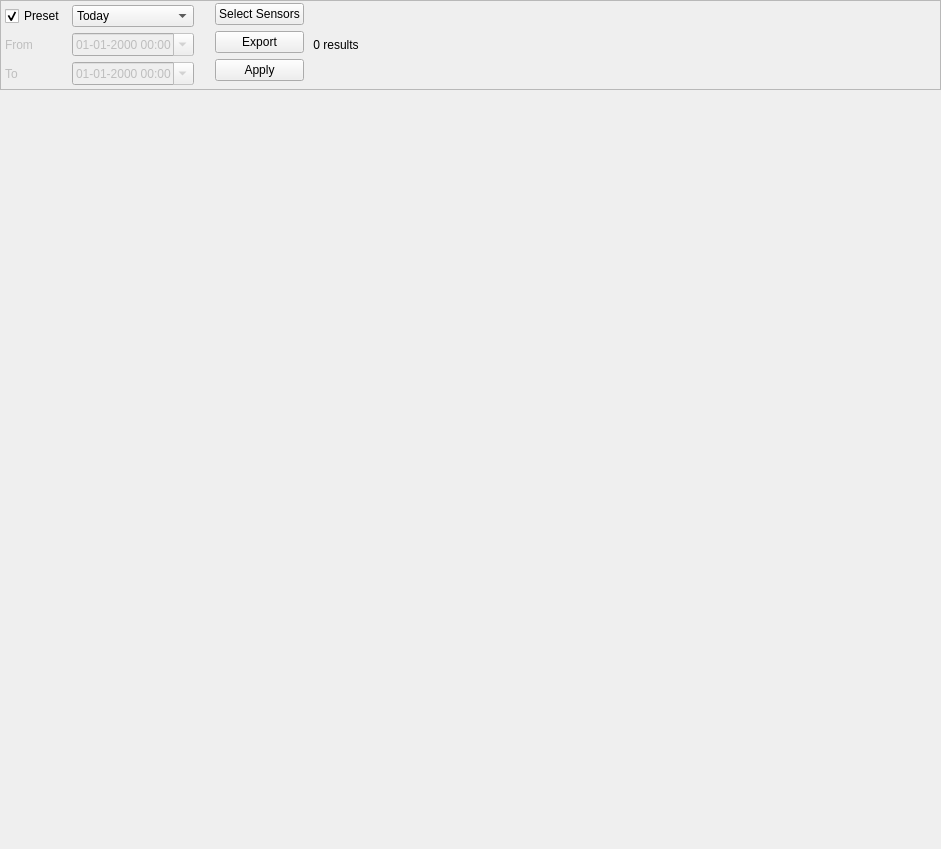
Old version of the form manager/src/PlotWidget.ui in the repository porkmarks/sense.
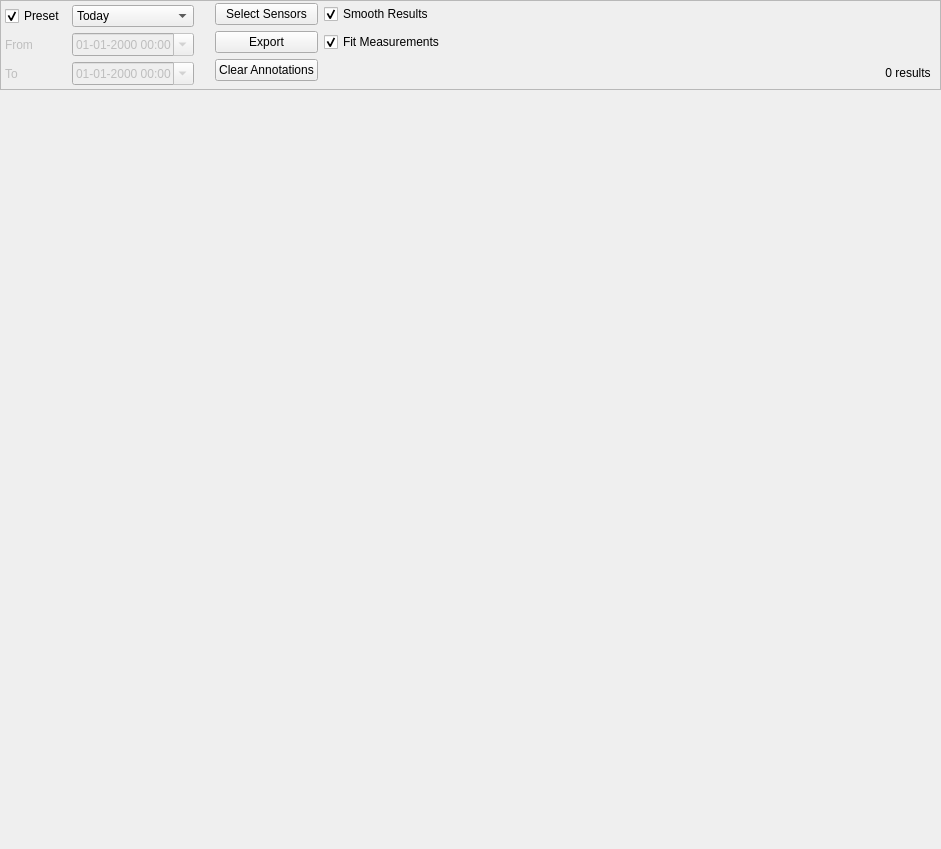
New version of the form. Icons and pictures are not drawn.

Patch:
```diff
--- a/manager/src/PlotWidget.ui
+++ b/manager/src/PlotWidget.ui
@@ -243,34 +243,10 @@
          <property name="bottomMargin">
           <number>2</number>
          </property>
-         <item row="5" column="1">
-          <spacer name="verticalSpacer_2">
-           <property name="orientation">
-            <enum>Qt::Vertical</enum>
-           </property>
-           <property name="sizeHint" stdset="0">
-            <size>
-             <width>0</width>
-             <height>0</height>
-            </size>
-           </property>
-          </spacer>
-         </item>
-         <item row="0" column="1">
-          <widget class="QPushButton" name="selectSensors">
-           <property name="text">
-            <string>Select Sensors</string>
-           </property>
-           <property name="icon">
-            <iconset resource="../res/res.qrc">
-             <normaloff>:/icons/ui/sensor.png</normaloff>:/icons/ui/sensor.png</iconset>
-           </property>
-          </widget>
-         </item>
          <item row="3" column="1">
           <widget class="QPushButton" name="apply">
            <property name="text">
-            <string>Apply</string>
+            <string>Clear Annotations</string>
            </property>
            <property name="icon">
             <iconset resource="../res/res.qrc">
@@ -292,32 +268,95 @@
            </property>
           </widget>
          </item>
+         <item row="2" column="2">
+          <widget class="QCheckBox" name="fitMeasurements">
+           <property name="text">
+            <string>Fit Measurements</string>
+           </property>
+           <property name="checked">
+            <bool>true</bool>
+           </property>
+          </widget>
+         </item>
+         <item row="0" column="2">
+          <widget class="QCheckBox" name="useSmoothing">
+           <property name="text">
+            <string>Smooth Results</string>
+           </property>
+           <property name="checked">
+            <bool>true</bool>
+           </property>
+          </widget>
+         </item>
+         <item row="0" column="1">
+          <widget class="QPushButton" name="selectSensors">
+           <property name="text">
+            <string>Select Sensors</string>
+           </property>
+           <property name="icon">
+            <iconset resource="../res/res.qrc">
+             <normaloff>:/icons/ui/sensor.png</normaloff>:/icons/ui/sensor.png</iconset>
+           </property>
+          </widget>
+         </item>
+         <item row="4" column="1">
+          <spacer name="verticalSpacer_2">
+           <property name="orientation">
+            <enum>Qt::Vertical</enum>
+           </property>
+           <property name="sizeHint" stdset="0">
+            <size>
+             <width>0</width>
+             <height>0</height>
+            </size>
+           </property>
+          </spacer>
+         </item>
+         <item row="2" column="3">
+          <spacer name="horizontalSpacer">
+           <property name="orientation">
+            <enum>Qt::Horizontal</enum>
+           </property>
+           <property name="sizeHint" stdset="0">
+            <size>
+             <width>40</width>
+             <height>20</height>
+            </size>
+           </property>
+          </spacer>
+         </item>
         </layout>
        </widget>
       </item>
       <item>
-       <widget class="QLabel" name="resultCount">
-        <property name="text">
-         <string>0 results</string>
-        </property>
-        <property name="alignment">
-         <set>Qt::AlignCenter</set>
-        </property>
+       <widget class="QWidget" name="widget" native="true">
+        <layout class="QVBoxLayout" name="verticalLayout_3">
+         <item>
+          <spacer name="verticalSpacer">
+           <property name="orientation">
+            <enum>Qt::Vertical</enum>
+           </property>
+           <property name="sizeHint" stdset="0">
+            <size>
+             <width>20</width>
+             <height>40</height>
+            </size>
+           </property>
+          </spacer>
+         </item>
+         <item>
+          <widget class="QLabel" name="resultCount">
+           <property name="text">
+            <string>0 results</string>
+           </property>
+           <property name="alignment">
+            <set>Qt::AlignCenter</set>
+           </property>
+          </widget>
+         </item>
+        </layout>
        </widget>
       </item>
-      <item>
-       <spacer name="horizontalSpacer">
-        <property name="orientation">
-         <enum>Qt::Horizontal</enum>
-        </property>
-        <property name="sizeHint" stdset="0">
-         <size>
-          <width>40</width>
-          <height>20</height>
-         </size>
-        </property>
-       </spacer>
-      </item>
      </layout>
     </widget>
    </item>
```
Left out of the diff: 90 changed lines with no effect on the pictures.
